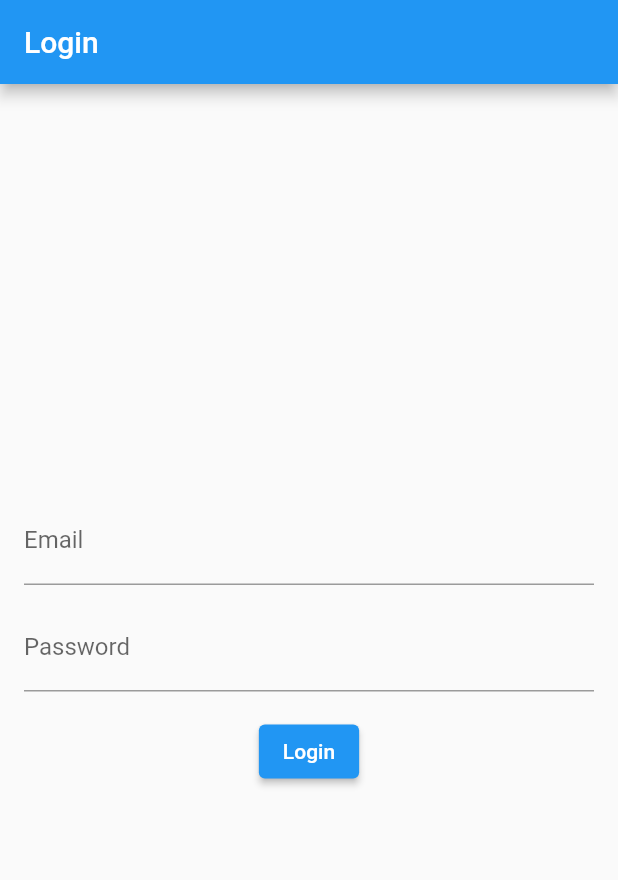
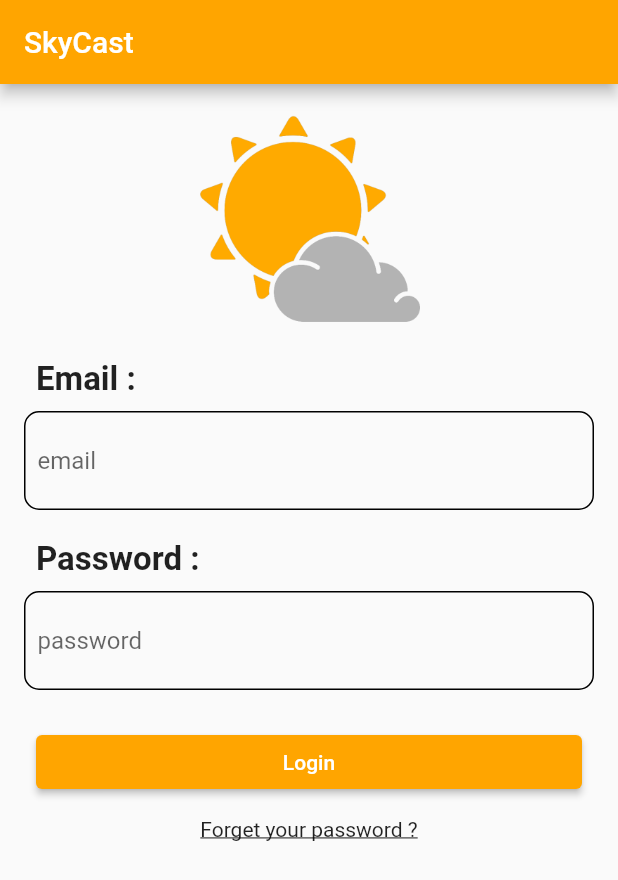
Before and after one commit to ahmedg99/SkyCast, a Flutter app: the screen it shows after launch, on a phone screen of 412 x 824 dp. Shown: the top 880 px of the screen. Run offline on Flutter 3.47's test engine with Material 2 defaults, Android fonts, the light colour scheme and no system bars; our stand-ins replace firebase_auth, firebase_core, geolocator; accounts and stored records are empty.

Commit message:
fix : design Login screen

```diff
--- a/lib/Features/Authentication/pages/login.dart
+++ b/lib/Features/Authentication/pages/login.dart
@@ -1,8 +1,11 @@
 import 'package:flutter/material.dart';
 import 'package:firebase_auth/firebase_auth.dart';
+import 'package:skycast/Core/colors.dart';
 import 'package:skycast/Features/home/pages/home.dart';
 
 class LoginScreen extends StatefulWidget {
+  const LoginScreen({super.key});
+
   @override
   _LoginScreenState createState() => _LoginScreenState();
 }
@@ -18,13 +21,14 @@ class _LoginScreenState extends State<LoginScreen> {
       final String email = _emailController.text.trim();
       final String password = _passwordController.text.trim();
 
-      UserCredential userCredential = await _auth.signInWithEmailAndPassword(
+      await _auth.signInWithEmailAndPassword(
         email: email,
         password: password,
       );
 
       // Handle successful login
       // For example, navigate to the home screen
+      // ignore: use_build_context_synchronously
       Navigator.push(
         context,
         MaterialPageRoute(
@@ -33,10 +37,15 @@ class _LoginScreenState extends State<LoginScreen> {
                 )),
       );
     } catch (e) {
-      setState(() {
       _errorMessage = e.toString();
-      });
-      print(_errorMessage);
+      ScaffoldMessenger.of(context).showSnackBar(
+        SnackBar(
+          content: Text(
+            _errorMessage,
+            style: const TextStyle(color: Colors.red),
+          ),
+        ),
+      );
     }
   }
 
@@ -44,38 +53,125 @@ class _LoginScreenState extends State<LoginScreen> {
   Widget build(BuildContext context) {
     return Scaffold(
       appBar: AppBar(
-        title: Text('Login'),
+        backgroundColor: AppColors().secondaryColor,
+        title: const Text('SkyCast'),
       ),
-      body: Padding(
-        padding: EdgeInsets.all(16.0),
+      body: SingleChildScrollView(
+        scrollDirection: Axis.vertical,
+        child: Padding(
+          padding: const EdgeInsets.all(16.0),
           child: Column(
-          mainAxisAlignment: MainAxisAlignment.center,
+            crossAxisAlignment: CrossAxisAlignment.start,
             children: [
-            TextField(
-              controller: _emailController,
-              decoration: InputDecoration(
-                labelText: 'Email',
+              Center(
+                child: Column(
+                  children: const [
+                    SizedBox(
+                        width: 150,
+                        height: 150,
+                        child: Image(
+                            image:
+                                AssetImage('assets/images/weather-ico.png'))),
+                    SizedBox(
+                      height: 10,
+                    ),
+                  ],
                 ),
               ),
-            SizedBox(height: 12.0),
-            TextField(
+              const Padding(
+                padding: EdgeInsets.all(8.0),
+                child: Text(
+                  "Email : ",
+                  style: TextStyle(
+                    fontSize: 22.0,
+                    fontWeight: FontWeight.bold,
+                  ),
+                ),
+              ),
+              Container(
+                decoration: BoxDecoration(
+                  border: Border.all(
+                    color: Colors.black,
+                    width: 1.0,
+                  ),
+                  borderRadius: BorderRadius.circular(10.0),
+                ),
+                padding: const EdgeInsets.all(8.0),
+                child: TextField(
+                  controller: _emailController,
+                  decoration: const InputDecoration(
+                    enabledBorder: InputBorder.none,
+                    hintText: "email",
+
+                    focusedBorder:
+                        InputBorder.none, // Hide the blue line on focus
+                  ),
+                ),
+              ),
+              const SizedBox(height: 12.0),
+              const Padding(
+                padding: EdgeInsets.all(8.0),
+                child: Text(
+                  "Password : ",
+                  style: TextStyle(
+                    fontSize: 22.0,
+                    fontWeight: FontWeight.bold,
+                  ),
+                ),
+              ),
+              Container(
+                decoration: BoxDecoration(
+                  border: Border.all(
+                    color: Colors.black,
+                    width: 1.0,
+                  ),
+                  borderRadius: BorderRadius.circular(10.0),
+                ),
+                padding: const EdgeInsets.all(8.0),
+                child: TextField(
                   controller: _passwordController,
-              decoration: InputDecoration(
-                labelText: 'Password',
+                  decoration: const InputDecoration(
+                    hintText: 'password',
+                    enabledBorder: InputBorder.none,
+
+                    focusedBorder:
+                        InputBorder.none, // Hide the blue line on focus
                   ),
                   obscureText: true,
                 ),
-            SizedBox(height: 16.0),
-            ElevatedButton(
+              ),
+              const SizedBox(height: 16.0),
+              Padding(
+                padding: const EdgeInsets.all(8.0),
+                child: SizedBox(
+                  width: double.infinity,
+                  child: ElevatedButton(
+                    style: ButtonStyle(
+                      backgroundColor: MaterialStateProperty.all<Color>(
+                          AppColors().secondaryColor),
+                    ),
                     onPressed: _login,
-              child: Text('Login'),
+                    child: const Text('Login'),
                   ),
-            SizedBox(height: 8.0),
-            Text(
-              _errorMessage,
-              style: TextStyle(color: Colors.red),
+                ),
+              ),
+              const SizedBox(height: 5.0),
+              InkWell(
+                onTap: () {
+                  print("handle forget password ");
+                  // handle forget password
+                },
+                child: const Center(
+                  child: Text(
+                    "Forget your password ?",
+                    style: TextStyle(
+                      decoration: TextDecoration.underline,
+                    ),
+                  ),
+                ),
               ),
             ],
+          ),
         ),
       ),
     );
--- a/lib/Features/home/pages/home.dart
+++ b/lib/Features/home/pages/home.dart
@@ -76,16 +76,6 @@ class _HomeScreenState extends State<HomeScreen> {
               ),
             ),
             SizedBox(height: 16),
-            // _showGetPositionButton
-            //     ? ElevatedButton(
-            //         onPressed: _getCurrentLocation,
-            //         child: Text("Get Current Location"),
-            //       )
-            //     : SizedBox(
-            //         height: 3,
-            //         width: 3,
-            //       ),
-            SizedBox(height: 16),
             if (_isLoadingWeatherData)
               CircularProgressIndicator()
             else if (_weatherData != null)
```
Also changed, not shown: pubspec.yaml (+4 -4 lines), assets/images/weather-ico.png (added). Lines whose indentation alone changed are shown as unchanged.
